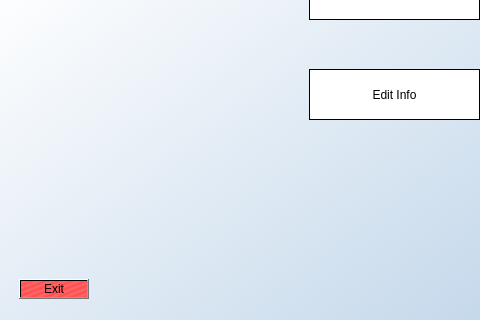
The window that Actual Project/MainUi.ui (VengefulDave/Animal--Database) describes before a commit, drawn with Qt 5; both pictures show x 0 to 480 and y 280 to 600 of the 800 by 600 pixel window.
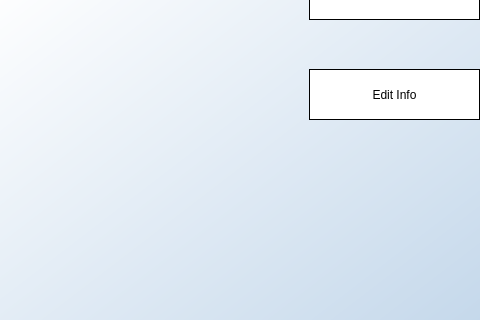
The same window after the commit.

What changed in the file:
```diff
--- a/Actual Project/MainUi.ui
+++ b/Actual Project/MainUi.ui
@@ -60,22 +60,6 @@
      <string> Database</string>
     </property>
    </widget>
-   <widget class="QPushButton" name="ExitB">
-    <property name="geometry">
-     <rect>
-      <x>20</x>
-      <y>560</y>
-      <width>70</width>
-      <height>20</height>
-     </rect>
-    </property>
-    <property name="styleSheet">
-     <string notr="true">background-color:qlineargradient(spread:reflect, x1:0.582, y1:0.642, x2:0.508475, y2:0.597, stop:0 rgba(255, 77, 77, 255), stop:1 rgba(255, 104, 104, 255))</string>
-    </property>
-    <property name="text">
-     <string>Exit</string>
-    </property>
-   </widget>
    <widget class="QPushButton" name="ReadB">
     <property name="geometry">
      <rect>
```
